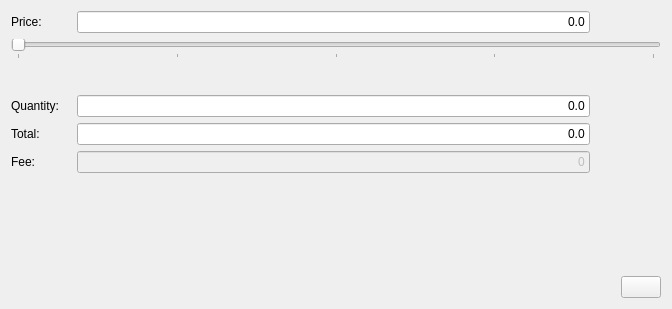
First picture: the form in src/qt/forms/luxgatecreateorderpanel.ui, repository LUX-Core/lux, before the edit.
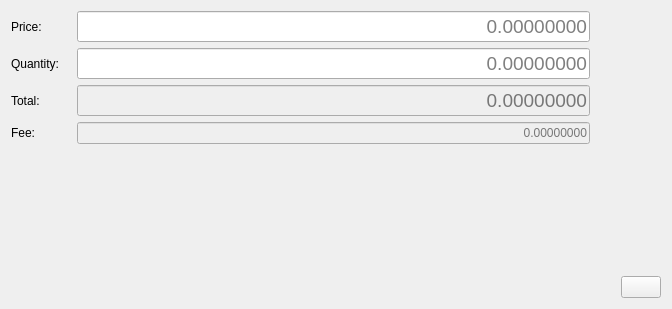
Second picture: the form after the edit.

Commit message: Remove unused slider

The edit to the form file:
```diff
--- a/src/qt/forms/luxgatecreateorderpanel.ui
+++ b/src/qt/forms/luxgatecreateorderpanel.ui
@@ -40,12 +40,23 @@
      </item>
      <item>
       <widget class="QLineEdit" name="lineEditPrice">
+       <property name="font">
+        <font>
+         <pointsize>14</pointsize>
+        </font>
+       </property>
+       <property name="inputMask">
+        <string/>
+       </property>
        <property name="text">
-        <string>0.0</string>
+        <string/>
        </property>
        <property name="alignment">
         <set>Qt::AlignRight|Qt::AlignTrailing|Qt::AlignVCenter</set>
        </property>
+       <property name="placeholderText">
+        <string>0.00000000</string>
+       </property>
       </widget>
      </item>
      <item>
@@ -69,110 +80,6 @@
      </item>
     </layout>
    </item>
-   <item>
-    <layout class="QVBoxLayout" name="verticalLayout">
-     <property name="spacing">
-      <number>0</number>
-     </property>
-     <item>
-      <widget class="QSlider" name="horizontalSliderPrice">
-       <property name="focusPolicy">
-        <enum>Qt::ClickFocus</enum>
-       </property>
-       <property name="maximum">
-        <number>100</number>
-       </property>
-       <property name="orientation">
-        <enum>Qt::Horizontal</enum>
-       </property>
-       <property name="tickPosition">
-        <enum>QSlider::TicksBelow</enum>
-       </property>
-       <property name="tickInterval">
-        <number>25</number>
-       </property>
-      </widget>
-     </item>
-     <item>
-      <layout class="QHBoxLayout" name="horizontalLayout_6" stretch="1,0,2,0,1">
-       <property name="spacing">
-        <number>0</number>
-       </property>
-       <item>
-        <spacer name="horizontalSpacer_2">
-         <property name="orientation">
-          <enum>Qt::Horizontal</enum>
-         </property>
-         <property name="sizeHint" stdset="0">
-          <size>
-           <width>40</width>
-           <height>20</height>
-          </size>
-         </property>
-        </spacer>
-       </item>
-       <item>
-        <widget class="QLabel" name="labelLeftPrice">
-         <property name="minimumSize">
-          <size>
-           <width>0</width>
-           <height>30</height>
-          </size>
-         </property>
-         <property name="text">
-          <string/>
-         </property>
-         <property name="alignment">
-          <set>Qt::AlignLeading|Qt::AlignLeft|Qt::AlignTop</set>
-         </property>
-        </widget>
-       </item>
-       <item>
-        <spacer name="horizontalSpacer_3">
-         <property name="orientation">
-          <enum>Qt::Horizontal</enum>
-         </property>
-         <property name="sizeHint" stdset="0">
-          <size>
-           <width>40</width>
-           <height>20</height>
-          </size>
-         </property>
-        </spacer>
-       </item>
-       <item>
-        <widget class="QLabel" name="labelRightPrice">
-         <property name="minimumSize">
-          <size>
-           <width>0</width>
-           <height>30</height>
-          </size>
-         </property>
-         <property name="text">
-          <string/>
-         </property>
-         <property name="alignment">
-          <set>Qt::AlignLeading|Qt::AlignLeft|Qt::AlignTop</set>
-         </property>
-        </widget>
-       </item>
-       <item>
-        <spacer name="horizontalSpacer_4">
-         <property name="orientation">
-          <enum>Qt::Horizontal</enum>
-         </property>
-         <property name="sizeHint" stdset="0">
-          <size>
-           <width>40</width>
-           <height>20</height>
-          </size>
-         </property>
-        </spacer>
-       </item>
-      </layout>
-     </item>
-    </layout>
-   </item>
    <item>
     <layout class="QHBoxLayout" name="horizontalLayout_2">
      <property name="spacing">
@@ -199,12 +106,23 @@
      </item>
      <item>
       <widget class="QLineEdit" name="lineEditQuantity">
+       <property name="font">
+        <font>
+         <pointsize>14</pointsize>
+        </font>
+       </property>
        <property name="text">
-        <string>0.0</string>
+        <string/>
        </property>
        <property name="alignment">
         <set>Qt::AlignRight|Qt::AlignTrailing|Qt::AlignVCenter</set>
        </property>
+       <property name="placeholderText">
+        <string>0.00000000</string>
+       </property>
+       <property name="clearButtonEnabled">
+        <bool>false</bool>
+       </property>
       </widget>
      </item>
      <item>
@@ -254,12 +172,26 @@
      </item>
      <item>
       <widget class="QLineEdit" name="lineEditTotal">
+       <property name="enabled">
+        <bool>false</bool>
+       </property>
+       <property name="font">
+        <font>
+         <pointsize>14</pointsize>
+        </font>
+       </property>
        <property name="text">
-        <string>0.0</string>
+        <string/>
        </property>
        <property name="alignment">
         <set>Qt::AlignRight|Qt::AlignTrailing|Qt::AlignVCenter</set>
        </property>
+       <property name="readOnly">
+        <bool>true</bool>
+       </property>
+       <property name="placeholderText">
+        <string>0.00000000</string>
+       </property>
       </widget>
      </item>
      <item>
@@ -316,11 +248,17 @@
         <enum>Qt::ClickFocus</enum>
        </property>
        <property name="text">
-        <string>0</string>
+        <string/>
        </property>
        <property name="alignment">
         <set>Qt::AlignRight|Qt::AlignTrailing|Qt::AlignVCenter</set>
        </property>
+       <property name="readOnly">
+        <bool>true</bool>
+       </property>
+       <property name="placeholderText">
+        <string>0.00000000</string>
+       </property>
       </widget>
      </item>
      <item>
```
Left out of the diff: 1 changed line with no effect on the pictures. The commit also changes 2 other files.
